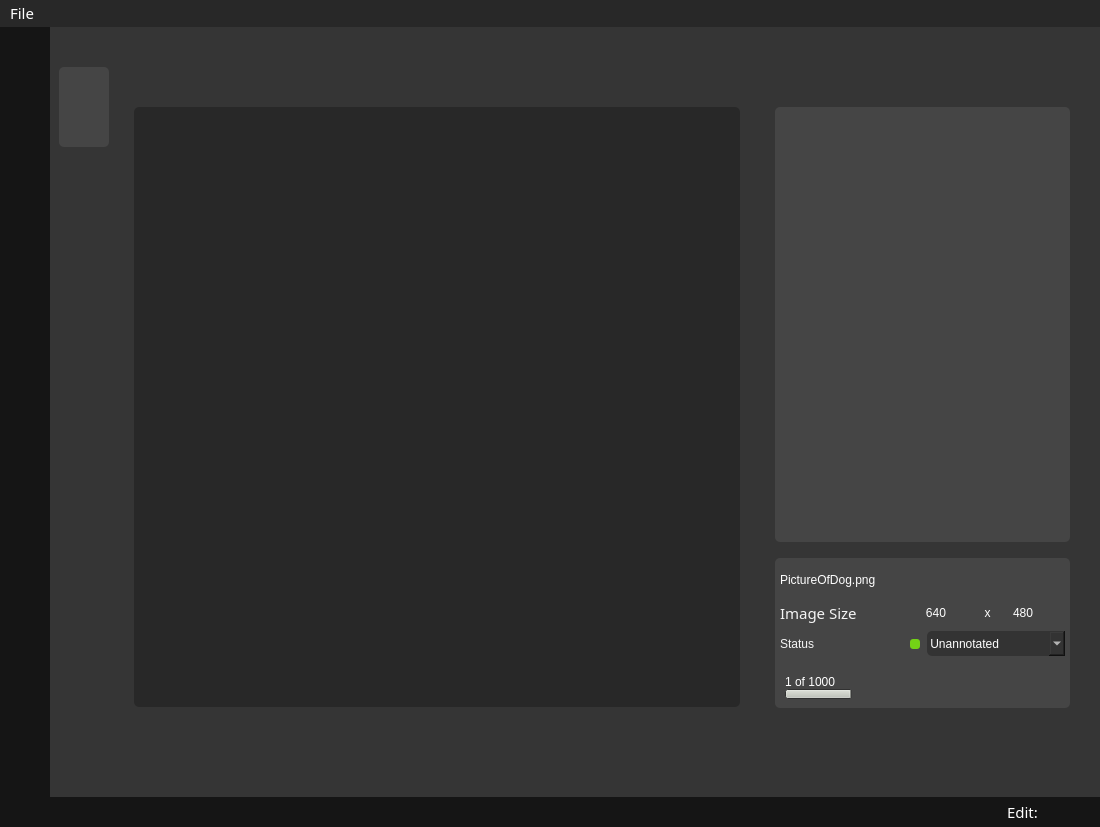
The window that yoloAnt.ui (Lachie1011/YoloAnt) describes before a commit, drawn with Qt 5.
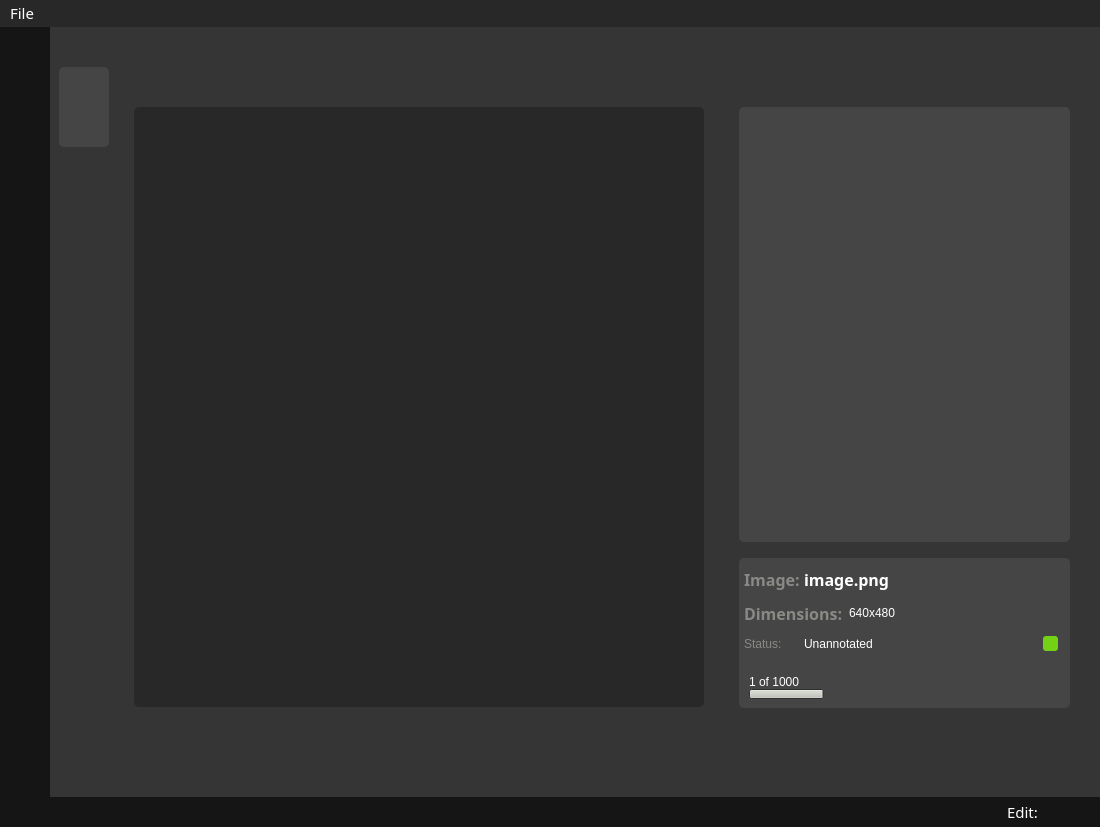
The same window after the commit. The open tabs and pages were chosen to show the change. Icons and pictures are not drawn. Custom widgets are drawn as their Qt base class.

Commit message: annotation information panel updates

Diff of the .ui file:
```diff
--- a/yoloAnt.ui
+++ b/yoloAnt.ui
@@ -471,6 +471,12 @@
        </property>
        <item>
         <widget class="QStackedWidget" name="stackedWidget">
+         <property name="sizePolicy">
+          <sizepolicy hsizetype="Expanding" vsizetype="Preferred">
+           <horstretch>0</horstretch>
+           <verstretch>0</verstretch>
+          </sizepolicy>
+         </property>
          <property name="minimumSize">
           <size>
            <width>862</width>
@@ -876,6 +882,12 @@
                <height>700</height>
               </size>
              </property>
+             <property name="maximumSize">
+              <size>
+               <width>16777215</width>
+               <height>16777215</height>
+              </size>
+             </property>
              <property name="layoutDirection">
               <enum>Qt::RightToLeft</enum>
              </property>
@@ -1192,7 +1204,7 @@
            <item>
             <widget class="QFrame" name="informationFrame">
              <property name="sizePolicy">
-              <sizepolicy hsizetype="Maximum" vsizetype="Expanding">
+              <sizepolicy hsizetype="Expanding" vsizetype="Expanding">
                <horstretch>0</horstretch>
                <verstretch>0</verstretch>
               </sizepolicy>
@@ -1205,7 +1217,7 @@
              </property>
              <property name="maximumSize">
               <size>
-               <width>16777215</width>
+               <width>400</width>
                <height>16777215</height>
               </size>
              </property>
@@ -1374,17 +1386,58 @@
                     <property name="bottomMargin">
                      <number>3</number>
                     </property>
+                    <item>
+                     <widget class="QLabel" name="label_2">
+                      <property name="maximumSize">
+                       <size>
+                        <width>60</width>
+                        <height>16777215</height>
+                       </size>
+                      </property>
+                      <property name="font">
+                       <font>
+                        <family>Gotham Rounded</family>
+                        <pointsize>12</pointsize>
+                        <weight>75</weight>
+                        <italic>false</italic>
+                        <bold>true</bold>
+                       </font>
+                      </property>
+                      <property name="styleSheet">
+                       <string notr="true">font: 75 bold 12pt &quot;Gotham Rounded&quot;;
+color: rgb(136, 138, 133);</string>
+                      </property>
+                      <property name="text">
+                       <string>Image:</string>
+                      </property>
+                     </widget>
+                    </item>
                     <item>
                      <widget class="QLabel" name="imageName">
+                      <property name="font">
+                       <font>
+                        <family>Gotham Rounded</family>
+                        <pointsize>12</pointsize>
+                        <weight>75</weight>
+                        <italic>false</italic>
+                        <bold>true</bold>
+                       </font>
+                      </property>
                       <property name="styleSheet">
                        <string notr="true">font: 75 bold 12pt &quot;Gotham Rounded&quot;;</string>
                       </property>
                       <property name="text">
-                       <string>PictureOfDog.png</string>
+                       <string>image.png</string>
+                      </property>
+                      <property name="scaledContents">
+                       <bool>false</bool>
                       </property>
                       <property name="alignment">
                        <set>Qt::AlignLeading|Qt::AlignLeft|Qt::AlignVCenter</set>
                       </property>
+                      <property name="wordWrap">
+                       <bool>false</bool>
+                      </property>
                      </widget>
                     </item>
                     <item>
@@ -1443,24 +1496,25 @@
                      <widget class="QLabel" name="imageSizeLbl">
                       <property name="maximumSize">
                        <size>
-                        <width>130</width>
+                        <width>105</width>
                         <height>16777215</height>
                        </size>
                       </property>
                       <property name="font">
                        <font>
                         <family>Gotham Rounded</family>
-                        <pointsize>11</pointsize>
-                        <weight>9</weight>
+                        <pointsize>12</pointsize>
+                        <weight>75</weight>
                         <italic>false</italic>
-                        <bold>false</bold>
+                        <bold>true</bold>
                        </font>
                       </property>
                       <property name="styleSheet">
-                       <string notr="true">color: #f4f4f4</string>
+                       <string notr="true">font: 75 bold 12pt &quot;Gotham Rounded&quot;;
+color: rgb(136, 138, 133);</string>
                       </property>
                       <property name="text">
-                       <string>Image Size</string>
+                       <string>Dimensions:</string>
                       </property>
                      </widget>
                     </item>
@@ -1502,34 +1556,14 @@
                            <height>16777215</height>
                           </size>
                          </property>
-                         <property name="text">
-                          <string>640</string>
+                         <property name="styleSheet">
+                          <string notr="true">font: 75 bold 12pt &quot;Gotham Rounded&quot;;</string>
                          </property>
-                         <property name="alignment">
-                          <set>Qt::AlignCenter</set>
-                         </property>
-                        </widget>
-                       </item>
-                       <item>
-                        <widget class="QLabel" name="label_11">
                          <property name="text">
-                          <string>x</string>
+                          <string>640x480</string>
                          </property>
                          <property name="alignment">
-                          <set>Qt::AlignCenter</set>
-                         </property>
-                        </widget>
-                       </item>
-                       <item>
-                        <widget class="QLabel" name="label_10">
-                         <property name="maximumSize">
-                          <size>
-                           <width>16777215</width>
-                           <height>16777215</height>
-                          </size>
-                         </property>
-                         <property name="text">
-                          <string>480</string>
+                          <set>Qt::AlignLeading|Qt::AlignLeft|Qt::AlignVCenter</set>
                          </property>
                         </widget>
                        </item>
@@ -1576,15 +1610,32 @@
                      <widget class="QLabel" name="statusLbl">
                       <property name="maximumSize">
                        <size>
-                        <width>130</width>
+                        <width>60</width>
                         <height>16777215</height>
                        </size>
                       </property>
                       <property name="styleSheet">
-                       <string notr="true">color: #f4f4f4</string>
+                       <string notr="true">font: 75 bold 12pt &quot;Gotham Rounded&quot;;
+color: rgb(136, 138, 133);</string>
                       </property>
                       <property name="text">
-                       <string>Status</string>
+                       <string>Status:</string>
+                      </property>
+                     </widget>
+                    </item>
+                    <item>
+                     <widget class="QLabel" name="annotationStatusLbl">
+                      <property name="maximumSize">
+                       <size>
+                        <width>16777215</width>
+                        <height>16777215</height>
+                       </size>
+                      </property>
+                      <property name="styleSheet">
+                       <string notr="true">font: 75 bold 12pt &quot;Gotham Rounded&quot;;</string>
+                      </property>
+                      <property name="text">
+                       <string>Unannotated</string>
                       </property>
                      </widget>
                     </item>
@@ -1598,8 +1649,8 @@
                       </property>
                       <property name="maximumSize">
                        <size>
-                        <width>10</width>
-                        <height>10</height>
+                        <width>15</width>
+                        <height>15</height>
                        </size>
                       </property>
                       <property name="styleSheet">
@@ -1627,35 +1678,6 @@
                       </property>
                      </spacer>
                     </item>
-                    <item>
-                     <widget class="QComboBox" name="statusComboBox">
-                      <property name="minimumSize">
-                       <size>
-                        <width>0</width>
-                        <height>25</height>
-                       </size>
-                      </property>
-                      <property name="styleSheet">
-                       <string notr="true">background-color: #333333;
-</string>
-                      </property>
-                      <item>
-                       <property name="text">
-                        <string> Unannotated</string>
-                       </property>
-                      </item>
-                      <item>
-                       <property name="text">
-                        <string> Further Work</string>
-                       </property>
-                      </item>
-                      <item>
-                       <property name="text">
-                        <string> Annotated</string>
-                       </property>
-                      </item>
-                     </widget>
-                    </item>
                    </layout>
                   </widget>
                  </item>
@@ -1735,6 +1757,12 @@
                     </item>
                     <item>
                      <widget class="QProgressBar" name="datasetProgressBar">
+                      <property name="sizePolicy">
+                       <sizepolicy hsizetype="Expanding" vsizetype="Expanding">
+                        <horstretch>0</horstretch>
+                        <verstretch>0</verstretch>
+                       </sizepolicy>
+                      </property>
                       <property name="minimumSize">
                        <size>
                         <width>0</width>
@@ -1754,6 +1782,9 @@
      background-color: #058ddb;
  }</string>
                       </property>
+                      <property name="minimum">
+                       <number>0</number>
+                      </property>
                       <property name="value">
                        <number>24</number>
                       </property>
```
Left out of the diff: 17 changed lines with no effect on the pictures. The commit also changes 3 other files.
